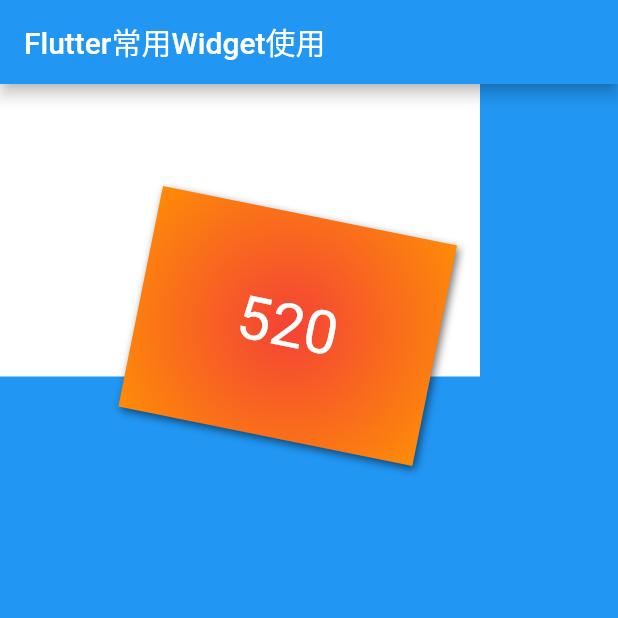
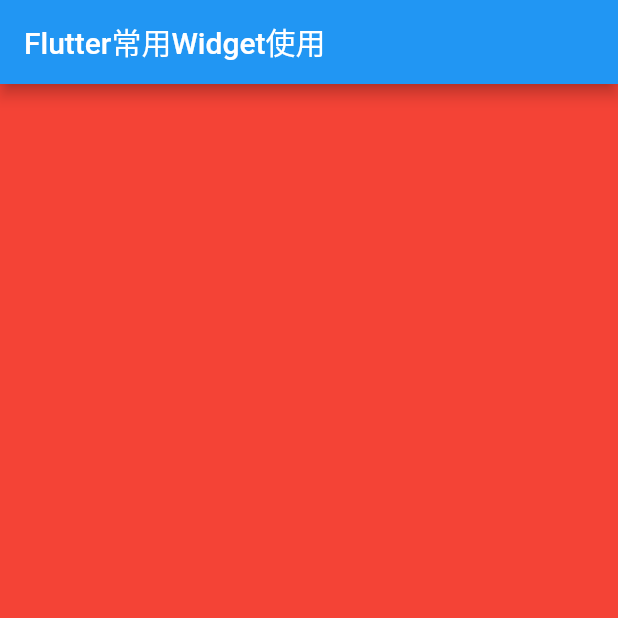
Before and after one commit to CCGCHEN/Flutter_Record, a Flutter app: the screen it shows after launch, on a phone screen of 412 x 824 dp, the top half of it. Run offline on Flutter 3.47's test engine with Material 2 defaults, Android fonts, the phone set to English and light mode, and no system bars; our stand-ins replace flutter_redux, redux; generated files the repository leaves out were written again.

Commit message:
更新container分析

```diff
--- a/flutter_widget/lib/main.dart
+++ b/flutter_widget/lib/main.dart
@@ -16,8 +16,10 @@ class MyApp extends StatelessWidget {
         appBar: AppBar(title: Text('Flutter常用Widget使用'),),
         backgroundColor: Colors.blue,
         body: Container(
-          color: Colors.white,
-          child: ContainerWidget(), // 替换为需要展示的Widget
+          color: Colors.yellow,
+          child: Container(
+            color: Colors.red,
+          ),
         ),
       ),
     );
```
Also changed, not shown: 1 other file.
